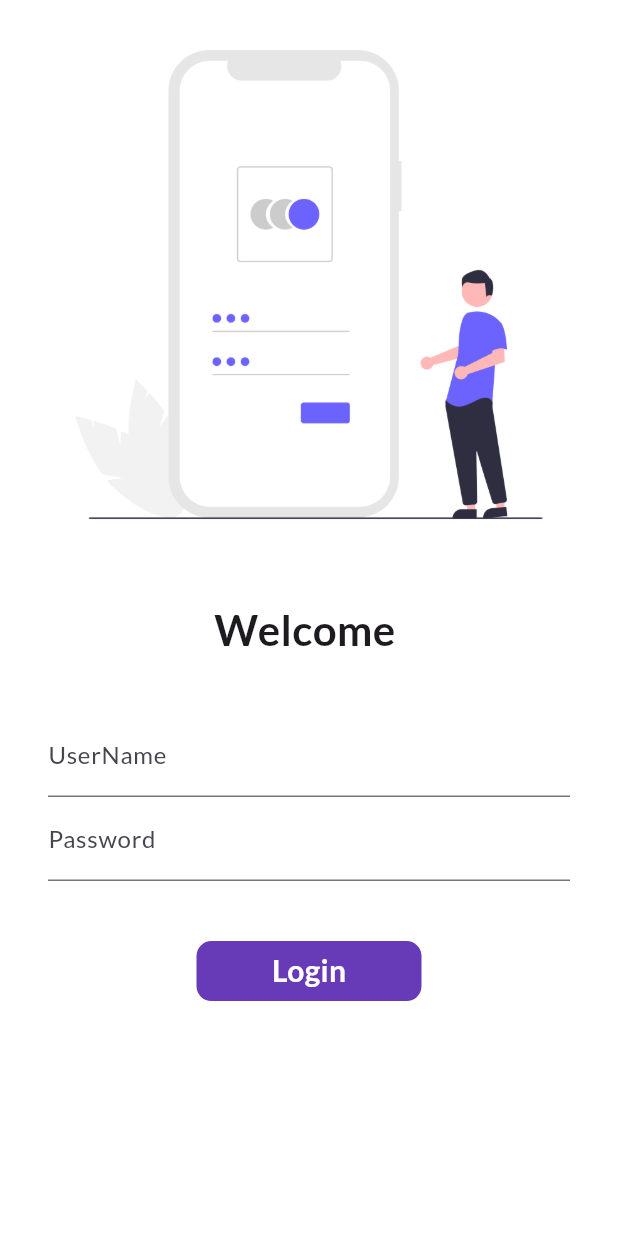
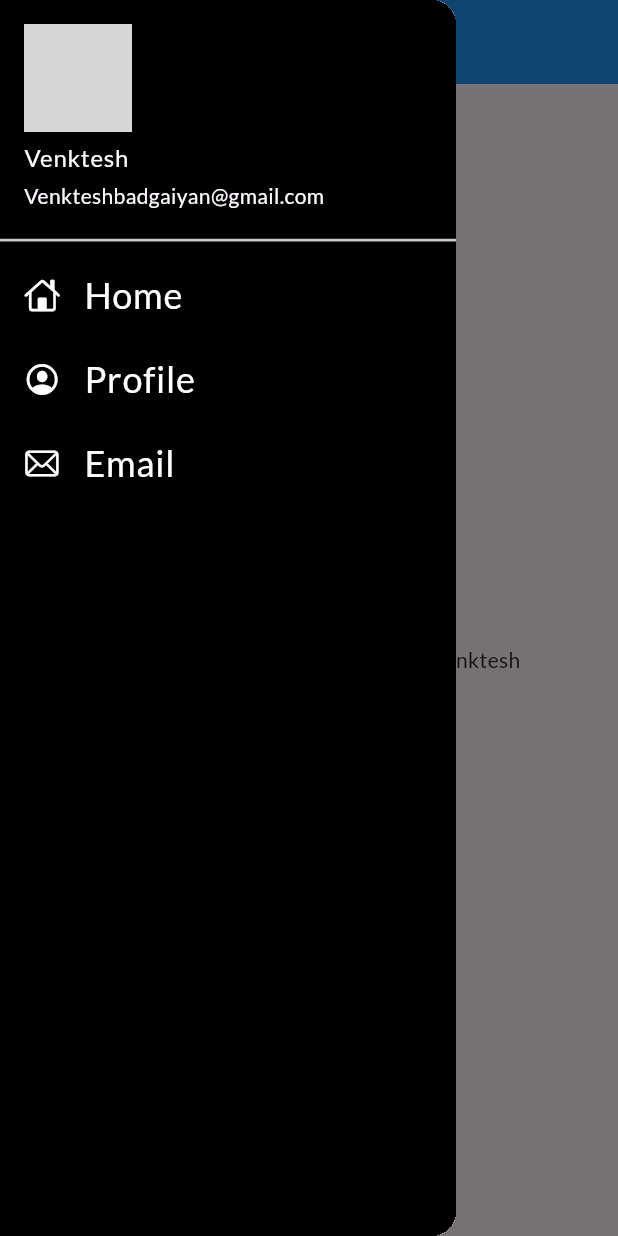
Before and after one commit to venk2022/flutter, a Flutter app: the screen it shows after launch, with the side drawer open (before the commit the screen has no drawer), on a phone screen of 412 x 824 dp. Run offline on Flutter 3.47's test engine with Material 3 defaults, Android fonts, the phone set to English and light mode, and no system bars; our stand-ins replace google_fonts; missing offline and left inert: dart:ffi; network calls fail; grey boxes are pictures that could not be loaded.

Commit message:
day 9 completed

```diff
--- a/lib/main.dart
+++ b/lib/main.dart
@@ -30,7 +30,7 @@ class MyApp extends StatelessWidget {
       darkTheme: ThemeData(
         brightness: Brightness.dark,
       ),
-      initialRoute: "/",
+      initialRoute: MyRoutes.homeRoute,
       routes: {
         "/": (context)=> LoginPage(), //sirf ek hi homePage rhega
         MyRoutes.homeRoute: (context)=> HomePage(),
--- a/lib/pages/home_page.dart
+++ b/lib/pages/home_page.dart
@@ -1,6 +1,7 @@
 // ignore_for_file: prefer_const_constructors, avoid_unnecessary_containers
 
 import 'package:flutter/material.dart';
+import 'package:flutter_application_1/widgets/drawer.dart';
 
 class HomePage extends StatelessWidget {
   final int days = 30;
@@ -11,14 +12,19 @@ class HomePage extends StatelessWidget {
   Widget build(BuildContext context) {
     return Scaffold(
       appBar: AppBar(
-        title: Text("Hackathon app"),
+        title: Text("Hackathon app",
+        style: TextStyle(
+          fontSize: 20.0,
+          fontWeight: FontWeight.bold,
+        ),),
+        backgroundColor: Colors.blue,
       ),
         body:Center(
           child:Container(
             child: Text("Welcome to $days days of flutter with $name"),
           ),
         ),
-        drawer: Drawer(),
+        drawer: MyDrawer(),
       );
   }
 }
--- /dev/null
+++ b/lib/widgets/drawer.dart
@@ -0,0 +1,80 @@
+// ignore_for_file: prefer_const_constructors, prefer_const_literals_to_create_immutables, prefer_const_declarations
+
+import 'dart:ffi';
+import 'dart:math';
+
+import 'package:flutter/cupertino.dart';
+import 'package:flutter/material.dart';
+
+class MyDrawer extends StatelessWidget {
+  const MyDrawer({super.key});
+
+  @override
+  Widget build(BuildContext context) {
+    final imageurl = "https://documents.iplt20.com/ipl/IPLHeadshot2024/2.png";
+    return Drawer(
+      child: Container(
+        color: Colors.black,
+        child: ListView(
+          padding: EdgeInsets.zero,
+          children: [
+            DrawerHeader(
+              padding: EdgeInsets.zero,
+              child: UserAccountsDrawerHeader(
+                margin: EdgeInsets.zero,
+                decoration: BoxDecoration(
+                  color: Colors.black,
+                ),
+                accountName: Text("Venktesh"),
+                accountEmail: Text("Venkteshbadgaiyan@gmail.com"),
+                currentAccountPicture: CircleAvatar(
+                  backgroundImage: NetworkImage(imageurl),
+                ),
+               ),
+              ),
+            ListTile(
+              leading: Icon(
+                CupertinoIcons.home ,
+                color: Colors.white,
+                ),
+                title: Text(
+                  "Home",
+                  textScaler: TextScaler.linear(1.5),
+                  style: TextStyle(
+                  color: Colors.white
+                    ),
+                    ),
+            ),
+            ListTile(
+              leading: Icon(
+                CupertinoIcons.profile_circled ,
+                color: Colors.white,
+                ),
+                title: Text(
+                  "Profile",
+                  textScaler: TextScaler.linear(1.5),
+                  style: TextStyle(
+                  color: Colors.white
+                    ),
+                    ),
+            ),
+            ListTile(
+              leading: Icon(
+                CupertinoIcons.mail ,
+                color: Colors.white,
+                ),
+                title: Text(
+                  "Email",
+                  textScaler: TextScaler.linear(1.5),
+                  style: TextStyle(
+                  color: Colors.white
+                    ),
+                    ),
+            )
+          ],
+        ),
+      ),
+
+    );
+  }
+}
```
